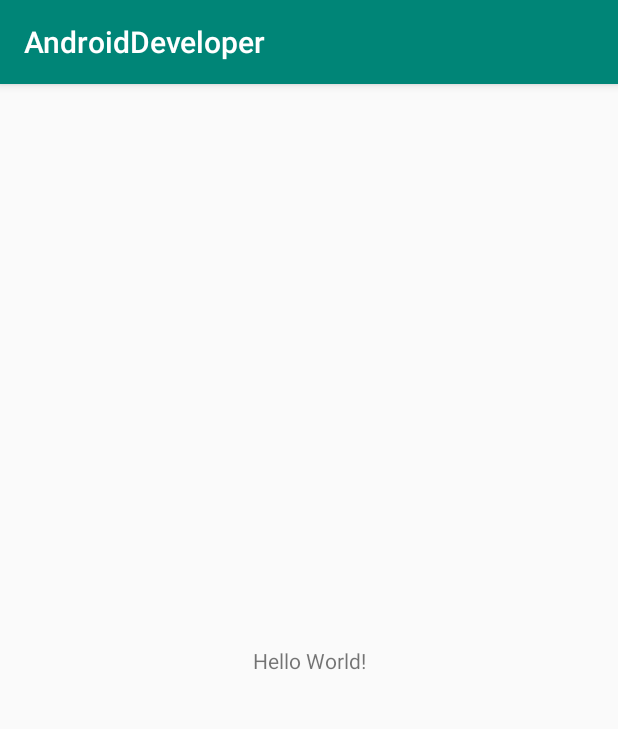
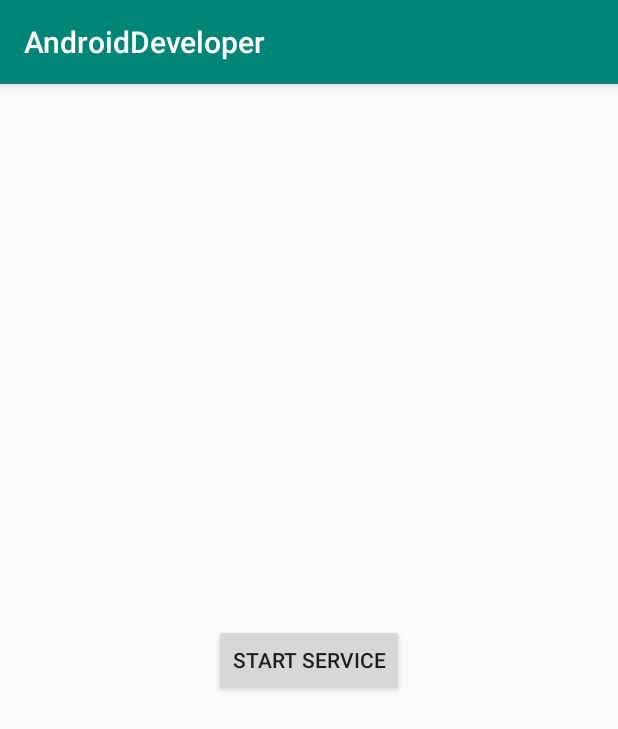
Before and after one commit to hewking/AndroidSamples, an Android app: the screen it shows after launch (MainActivity), on a phone screen of 412 x 824 dp. Shown: the top 729 px of the screen. Run offline under Robolectric (Android 15) with nearby library versions, the light colour scheme and no system bars.

Commit message:
add CountDownService

```diff
--- a/app/src/main/AndroidManifest.xml
+++ b/app/src/main/AndroidManifest.xml
@@ -16,6 +16,11 @@
                 <category android:name="android.intent.category.LAUNCHER" />
             </intent-filter>
         </activity>
+
+        <service
+            android:name=".service.CountDownService"
+            android:exported="false"
+            android:description="@string/app_name"/>
     </application>
 
 </manifest>
--- a/app/src/main/java/com/hewking/develop/MainActivity.kt
+++ b/app/src/main/java/com/hewking/develop/MainActivity.kt
@@ -1,12 +1,19 @@
 package com.hewking.develop
 
+import android.content.Intent
 import androidx.appcompat.app.AppCompatActivity
 import android.os.Bundle
+import com.hewking.develop.service.CountDownService
+import kotlinx.android.synthetic.main.activity_main.*
 
 class MainActivity : AppCompatActivity() {
 
     override fun onCreate(savedInstanceState: Bundle?) {
         super.onCreate(savedInstanceState)
         setContentView(R.layout.activity_main)
+        btn_start.setOnClickListener {
+            startService(Intent(this@MainActivity,CountDownService::class.java))
+        }
+
     }
 }
--- a/app/src/main/java/com/hewking/develop/service/CountDownService.kt
+++ b/app/src/main/java/com/hewking/develop/service/CountDownService.kt
@@ -17,6 +17,8 @@ class CountDownService : Service() {
     private var count = 10
 
     override fun onStartCommand(intent: Intent?, flags: Int, startId: Int): Int {
+        Log.d(TAG,"onStartCommand")
+        Worker().start()
         return super.onStartCommand(intent, flags, startId)
     }
 
@@ -30,6 +32,7 @@ class CountDownService : Service() {
 
     override fun onDestroy() {
         super.onDestroy()
+        Log.d(TAG,"onDestroy")
     }
 
     private inner class Worker : Thread() {
--- a/app/src/main/res/layout/activity_main.xml
+++ b/app/src/main/res/layout/activity_main.xml
@@ -6,10 +6,11 @@
     android:layout_height="match_parent"
     tools:context=".MainActivity">
 
-    <TextView
+    <Button
+        android:id="@+id/btn_start"
         android:layout_width="wrap_content"
         android:layout_height="wrap_content"
-        android:text="Hello World!"
+        android:text="start service"
         app:layout_constraintBottom_toBottomOf="parent"
         app:layout_constraintLeft_toLeftOf="parent"
         app:layout_constraintRight_toRightOf="parent"
```
